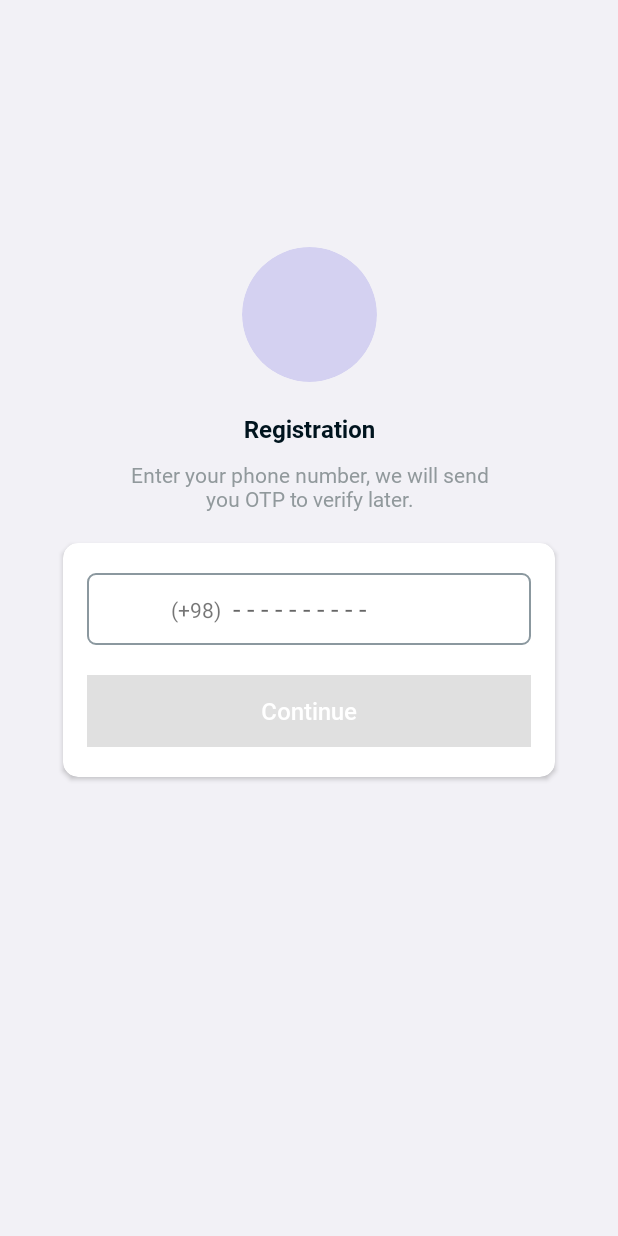
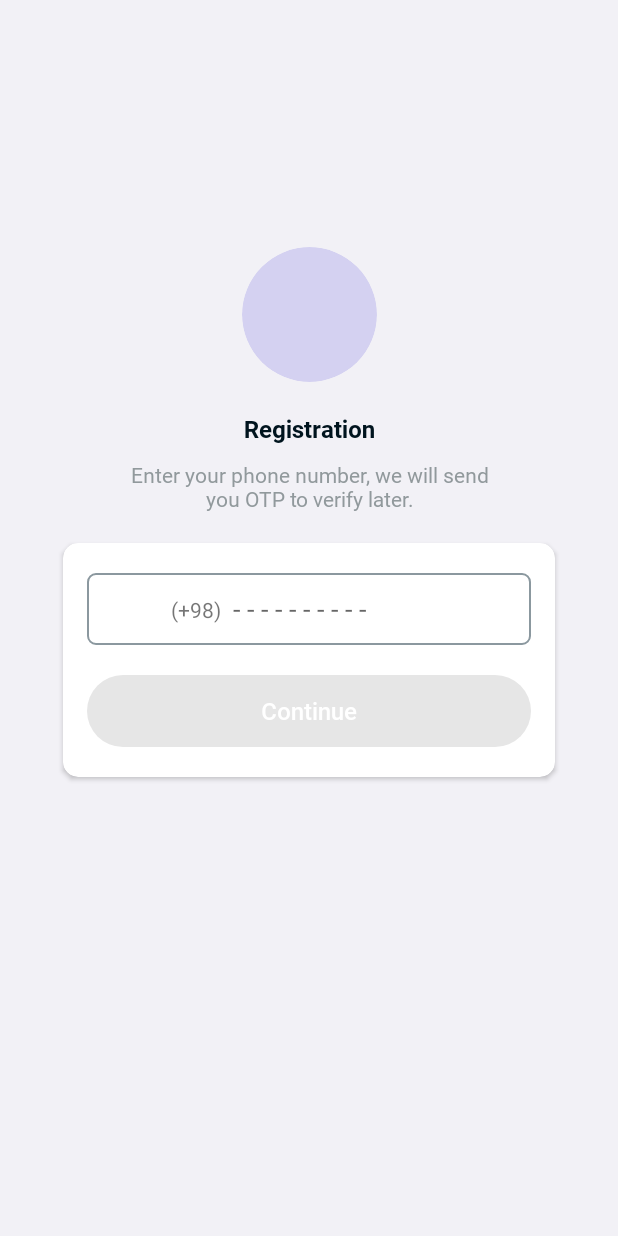
Before and after one commit to Carrene/peacock, an Android app: the screen it shows after launch (MainHostActivity), on a phone screen of 412 x 824 dp. Run offline under Robolectric (Android 15) with nearby library versions, the phone set to English and light mode, and no system bars; our stand-ins replace RxJava, Timber; libraries missing offline, so code that uses them is left out: com.ehsanmashhadi.library, com.google.i18n.phonenumbers; plain views replace CircularImageView; 2 statements that could not run were skipped.

Commit message:
Fixed selector problem for set in the button,closed #38

```diff
--- a/app/src/main/java/de/netalic/peacock/ui/registration/RegistrationFragment.kt
+++ b/app/src/main/java/de/netalic/peacock/ui/registration/RegistrationFragment.kt
@@ -9,7 +9,6 @@ import android.view.LayoutInflater
 import android.view.View
 import android.view.ViewGroup
 import androidx.appcompat.app.AppCompatActivity
-import androidx.core.content.ContextCompat
 import androidx.lifecycle.Observer
 import com.ehsanmashhadi.library.view.CountryPicker
 import com.google.android.material.snackbar.Snackbar
@@ -156,11 +155,9 @@ class RegistrationFragment : BaseFragment() {
 
     private fun enableContinueButton() {
         mContinueButton.isEnabled = true
-        mContinueButton.setBackgroundColor(ContextCompat.getColor(requireContext(), R.color.colorTertiary))
     }
 
     private fun disableContinueButton() {
         mContinueButton.isEnabled = false
-        mContinueButton.setBackgroundColor(ContextCompat.getColor(requireContext(), R.color.colorPrimaryDark))
     }
 }
--- a/app/src/main/res/layout/fragment_registration.xml
+++ b/app/src/main/res/layout/fragment_registration.xml
@@ -80,9 +80,8 @@
                         app:layout_constraintStart_toEndOf="@+id/textView_registration_countryCode"
                         android:layout_marginStart="8dp"/>
             </androidx.constraintlayout.widget.ConstraintLayout>
-            <com.google.android.material.button.MaterialButton
-                    android:background="@color/colorPrimaryDark"
-                    app:cornerRadius="@dimen/size_all_buttonRadius_25"
+            <android.widget.Button
+                    android:background="@drawable/all_buttonselector"
                     style="@style/H1WithWhiteTextColor"
                     android:enabled="false"
                     android:text="@string/registration_continue"
```
